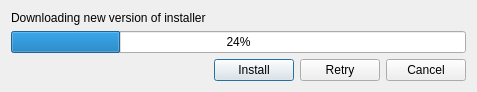
Qt form ui/updatedialog.ui (kervala/kdamn) before a commit.
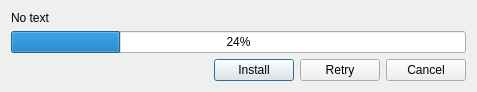
The same form after that commit.

The edit to the form file:
```diff
--- a/ui/updatedialog.ui
+++ b/ui/updatedialog.ui
@@ -17,7 +17,7 @@
    <item>
     <widget class="QLabel" name="label">
      <property name="text">
-      <string>Downloading new version of installer</string>
+      <string>No text</string>
      </property>
     </widget>
    </item>
```
